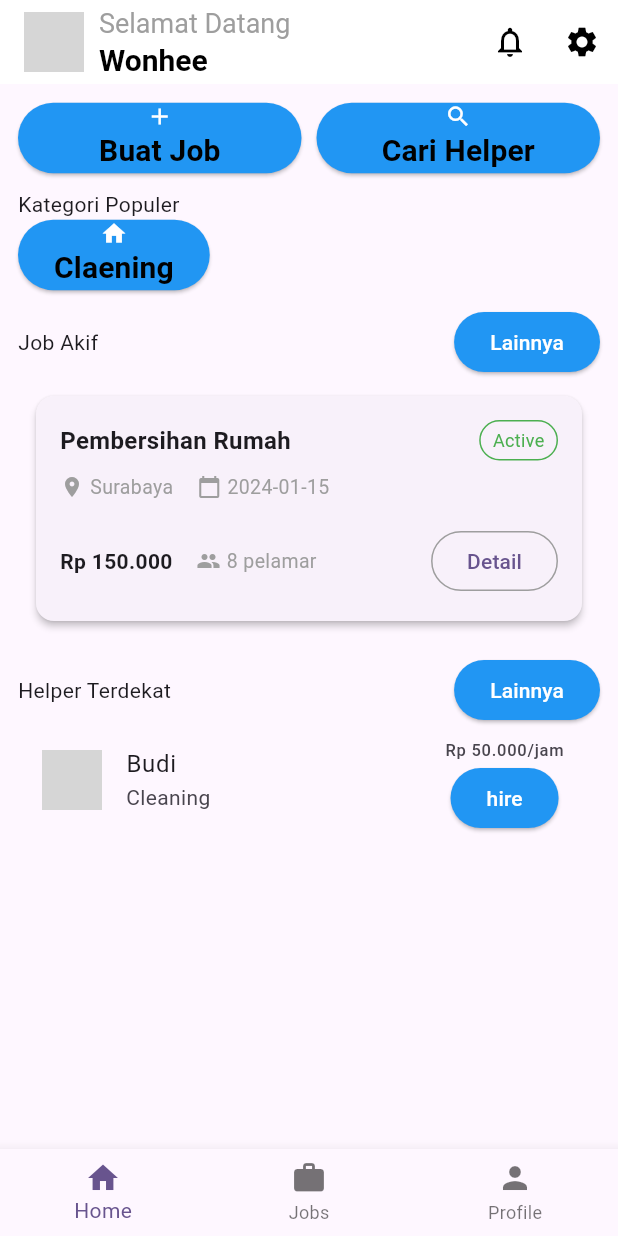
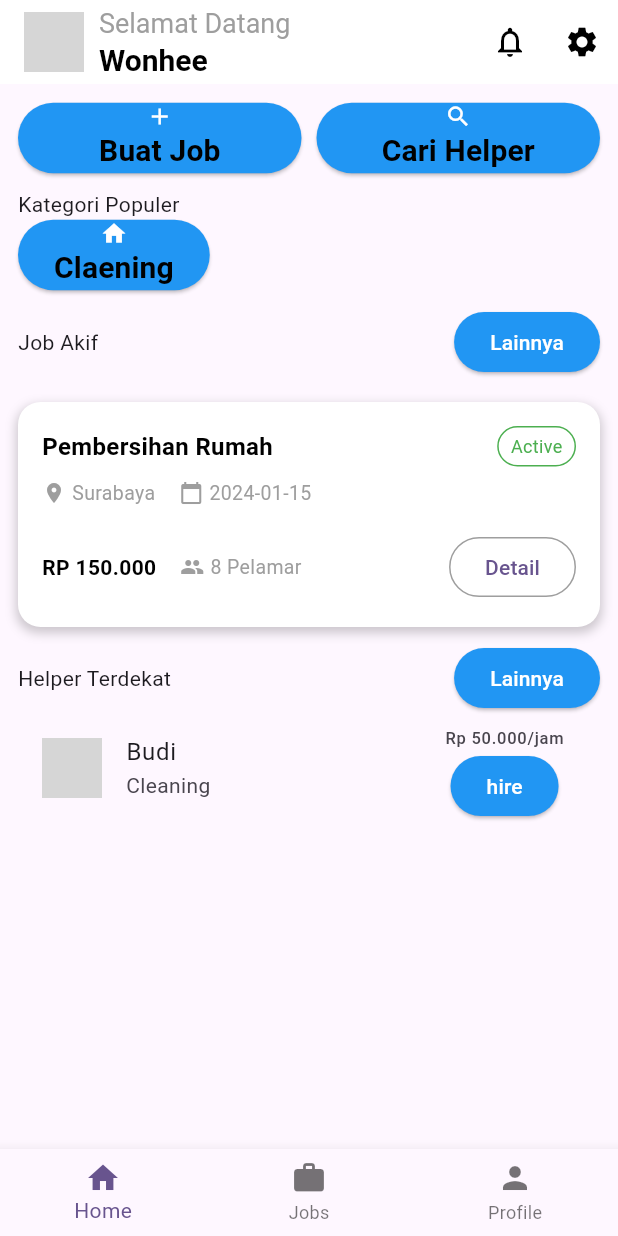
Before and after one commit to RahmadFadhil8/Kelompok-Budiono-no_poverty, a Flutter app: the screen it shows after launch, on a phone screen of 412 x 824 dp. Run offline on Flutter 3.47's test engine with Material 3 defaults, Android fonts, the phone set to English and light mode, and no system bars; network calls fail; key blocks and very long unbroken strings in the code were emptied for the run; grey boxes are pictures that could not be loaded.

Commit message:
fix the home page in the jobcard section

```diff
--- a/lib/screens/home/home.dart
+++ b/lib/screens/home/home.dart
@@ -95,9 +95,73 @@ class _HomeState extends State<Home> {
                 CustomButton(child: Text("Lainnya"), onPress: (){}),
               ],
             ),
+            SizedBox(height: 16,),
             Column(
               children: [
-                JobCard()
+                CustomCard(
+                  padding: 16,
+                  onTapCard: () {
+
+                  },
+                  childContainer: Column(
+                    crossAxisAlignment: CrossAxisAlignment.start,
+                    children: [
+                      Row(
+                        mainAxisAlignment: MainAxisAlignment.spaceBetween,
+                        children: [
+                          Title1(title: "Pembersihan Rumah", size: 16,),
+                          Container(
+                            padding:
+                                const EdgeInsets.symmetric(horizontal: 8, vertical: 4),
+                            decoration: BoxDecoration(
+                              border: Border.all(color: Colors.green),
+                              borderRadius: BorderRadius.circular(20),
+                            ),
+                            child: SubTitle1(title: "Active", size: 12,color: Colors.green,),
+                          )
+                        ],
+                      ),
+                      SizedBox(height: 8,),
+                      Row(
+                        children: [
+                          Icon(Icons.location_on, size: 16, color: Colors.grey),
+                          SizedBox(width: 4),
+                          SubTitle1(title: "Surabaya", size: 13,color: Colors.grey,),
+                          SizedBox(width: 16),
+                          Icon(Icons.calendar_today, size: 16, color: Colors.grey),
+                          SizedBox(width: 4),
+                          SubTitle1(title: "2024-01-15", size: 13, color: Colors.grey,)
+                        ],
+                      ),
+
+                      SizedBox(height: 16,),
+
+                      Row(
+                        mainAxisAlignment: MainAxisAlignment.spaceBetween,
+                        children: [
+                          Row(
+                            children: [
+                              Title1(title: "RP 150.000", size: 14, color: Colors.black,),
+                              SizedBox(width: 16),
+                              Icon(Icons.people, size: 16, color: Colors.grey),
+                              SizedBox(width: 4),
+                              SubTitle1(title: "8 Pelamar", size: 13,)
+                            ],
+                          ),
+                          OutlinedButton(
+                            style: OutlinedButton.styleFrom(
+                              shape: RoundedRectangleBorder(
+                                  borderRadius: BorderRadius.circular(20)),
+                              side: const BorderSide(color: Colors.grey),
+                            ),
+                            onPressed: () {},
+                            child: const Text("Detail"),
+                          )
+                        ],
+                      )
+                    ],
+                  )
+                ),
               ],
             ),
             SizedBox(height: 10,),
--- a/lib/widgets/job_card.dart
+++ /dev/null
@@ -1,98 +0,0 @@
-import 'package:flutter/material.dart';
-
-// ini sementara dulu
-
-class JobCard extends StatelessWidget {
-  const JobCard({super.key});
-
-  @override
-  Widget build(BuildContext context) {
-    return Card(
-      shape: RoundedRectangleBorder(borderRadius: BorderRadius.circular(12)),
-      elevation: 2,
-      margin: const EdgeInsets.all(12),
-      child: Padding(
-        padding: const EdgeInsets.all(16),
-        child: Column(
-          crossAxisAlignment: CrossAxisAlignment.start,
-          children: [
-            // Baris atas: Judul + Status
-            Row(
-              mainAxisAlignment: MainAxisAlignment.spaceBetween,
-              children: [
-                const Text(
-                  "Pembersihan Rumah",
-                  style: TextStyle(
-                    fontSize: 16,
-                    fontWeight: FontWeight.bold,
-                  ),
-                ),
-                Container(
-                  padding:
-                      const EdgeInsets.symmetric(horizontal: 8, vertical: 4),
-                  decoration: BoxDecoration(
-                    border: Border.all(color: Colors.green),
-                    borderRadius: BorderRadius.circular(20),
-                  ),
-                  child: const Text(
-                    "Active",
-                    style: TextStyle(color: Colors.green, fontSize: 12),
-                  ),
-                ),
-              ],
-            ),
-
-            const SizedBox(height: 8),
-
-            // Lokasi & Tanggal
-            Row(
-              children: const [
-                Icon(Icons.location_on, size: 16, color: Colors.grey),
-                SizedBox(width: 4),
-                Text("Surabaya",
-                    style: TextStyle(fontSize: 13, color: Colors.grey)),
-                SizedBox(width: 16),
-                Icon(Icons.calendar_today, size: 16, color: Colors.grey),
-                SizedBox(width: 4),
-                Text("2024-01-15",
-                    style: TextStyle(fontSize: 13, color: Colors.grey)),
-              ],
-            ),
-
-            const SizedBox(height: 16),
-
-            // Gaji & Jumlah pelamar + Tombol Detail
-            Row(
-              mainAxisAlignment: MainAxisAlignment.spaceBetween,
-              children: [
-                Row(
-                  children: const [
-                    Text(
-                      "Rp 150.000",
-                      style: TextStyle(
-                          fontSize: 14, fontWeight: FontWeight.bold),
-                    ),
-                    SizedBox(width: 16),
-                    Icon(Icons.people, size: 16, color: Colors.grey),
-                    SizedBox(width: 4),
-                    Text("8 pelamar",
-                        style: TextStyle(fontSize: 13, color: Colors.grey)),
-                  ],
-                ),
-                OutlinedButton(
-                  style: OutlinedButton.styleFrom(
-                    shape: RoundedRectangleBorder(
-                        borderRadius: BorderRadius.circular(20)),
-                    side: const BorderSide(color: Colors.grey),
-                  ),
-                  onPressed: () {},
-                  child: const Text("Detail"),
-                )
-              ],
-            )
-          ],
-        ),
-      ),
-    );
-  }
-}
```
